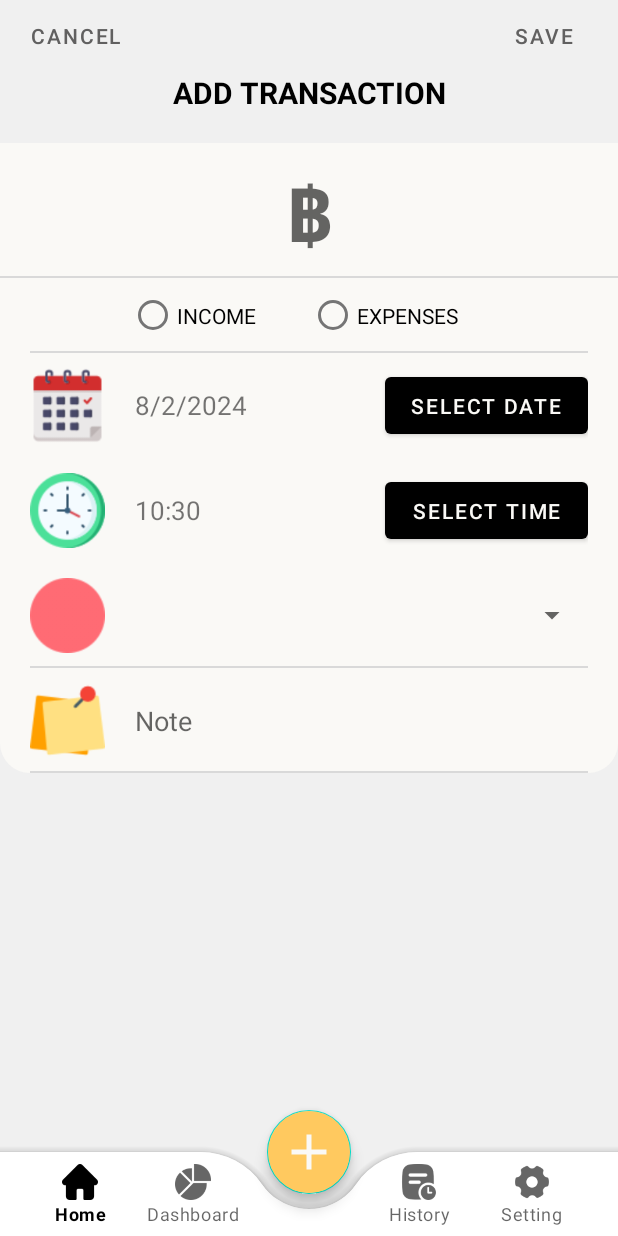
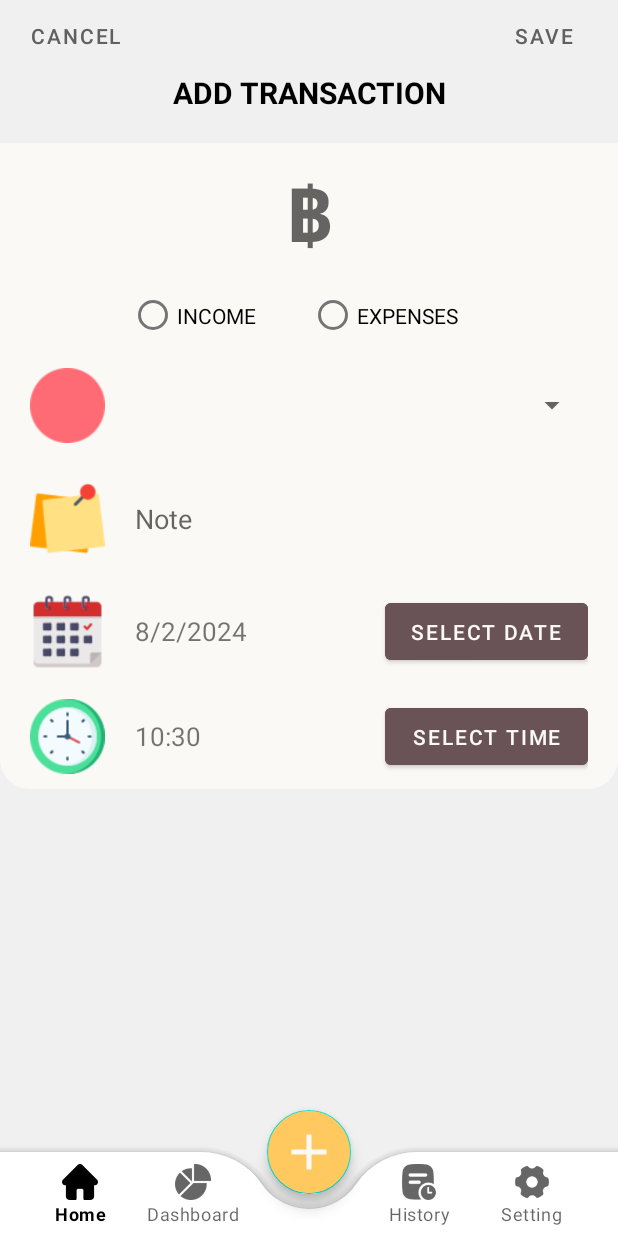
Before and after one commit to Kanomtom22/MoneyTracker, an Android app: the MainActivity screen opened directly, with no data from a screen before it, after a tap on "Add new item", on a phone screen of 412 x 824 dp. Run offline under Robolectric (Android 15) with nearby library versions, the phone set to English and light mode, and no system bars; our stand-ins replace Firebase (no records; nobody signed in at launch, a user with empty details on screens opened directly), navigation-ui.

Commit message:
just push

```diff
--- a/app/src/main/java/com/example/moneytracker/LanguagesActivity.java
+++ b/app/src/main/java/com/example/moneytracker/LanguagesActivity.java
@@ -54,4 +54,9 @@ public class LanguagesActivity extends AppCompatActivity {
         finish();
         startActivity(intent);
     }
+
+    protected void onResume() {
+        super.onResume();
+//        updateNavigationBarLanguage();
+    }
 }
--- a/app/src/main/java/com/example/moneytracker/MainActivity.java
+++ b/app/src/main/java/com/example/moneytracker/MainActivity.java
@@ -69,6 +69,16 @@ public class MainActivity extends AppCompatActivity {
         fragmentTransaction.commit();
     }
 
+    private void updateNavigationBarLanguage() {
+        String titleHome = getString(R.string.title_home);
+        String titleDashboard = getString(R.string.title_dashboard);
+        String titleHistory = getString(R.string.title_history);
+        String titleSetting = getString(R.string.title_setting);
+
+
+    }
+
+
     public void addNew(View view) {
         replaceFragment(new AddFragment());
     }
--- a/app/src/main/res/drawable/boxinside.xml
+++ b/app/src/main/res/drawable/boxinside.xml
@@ -4,9 +4,6 @@
         <inset android:insetLeft="-2dp" android:insetRight="-2dp" android:insetTop="-2dp">
             <shape android:shape="rectangle">
                 <solid android:color="@color/white" />
-                <stroke
-                    android:color="@color/gray"
-                    android:width="2px"/>
             </shape>
         </inset>
     </item>
--- a/app/src/main/res/layout/fragment_add.xml
+++ b/app/src/main/res/layout/fragment_add.xml
@@ -118,90 +118,12 @@
                         </androidx.constraintlayout.widget.ConstraintLayout>
 
 
-                        <LinearLayout
-                            android:layout_width="match_parent"
-                            android:layout_height="match_parent"
-                            android:orientation="horizontal"
-                            android:paddingLeft="20dp"
-                            android:paddingTop="10dp"
-                            android:paddingRight="20dp"
-                            android:paddingBottom="10dp">
-
-                            <ImageView
-                                android:id="@+id/date_pic"
-                                android:layout_width="50dp"
-                                android:layout_height="50dp"
-
-                                android:src="@drawable/calendar" />
-
-                            <TextView
-                                android:id="@+id/dateTxt"
-                                android:layout_width="wrap_content"
-                                android:layout_height="wrap_content"
-                                android:layout_weight="1"
-                                android:paddingLeft="20dp"
-                                android:textSize="17sp"
-                                android:layout_gravity="center_vertical"
-                                />
-
-                            <Button
-                                android:id="@+id/dateBtn"
-                                android:layout_width="135dp"
-                                android:layout_height="match_parent"
-
-                                android:text="select date" />
-                            <!--<CalendarView
-                                android:id="@+id/calendar_transaction"
-                                android:layout_width="wrap_content"
-                                android:layout_height="wrap_content" />-->
-
-                        </LinearLayout>
-
-
-                        <LinearLayout
-                            android:layout_width="match_parent"
-                            android:layout_height="match_parent"
-                            android:orientation="horizontal"
-                            android:paddingLeft="20dp"
-                            android:paddingTop="10dp"
-                            android:paddingRight="20dp"
-                            android:paddingBottom="10dp">
-
-                            <ImageView
-                                android:id="@+id/time_pic"
-                                android:layout_width="50dp"
-                                android:layout_height="50dp"
-                                android:src="@drawable/clock" />
-
-                            <TextView
-                                android:id="@+id/timeTxt"
-                                android:layout_width="wrap_content"
-                                android:layout_height="wrap_content"
-                                android:layout_weight="1"
-                                android:paddingLeft="20dp"
-                                android:textSize="17sp"
-                                android:layout_gravity="center_vertical"
-                                />
-
-                            <Button
-                                android:id="@+id/timeBtn"
-                                android:layout_width="135dp"
-                                android:layout_height="match_parent"
-
-                                android:text="select time"
-                                />
-                            <!--<CalendarView
-                                android:id="@+id/calendar_transaction"
-                                android:layout_width="wrap_content"
-                                android:layout_height="wrap_content" />-->
-
-                        </LinearLayout>
-
                         <androidx.constraintlayout.widget.ConstraintLayout
                             android:layout_width="match_parent"
                             android:layout_height="wrap_content"
                             android:layout_marginLeft="20dp"
                             android:layout_marginRight="20dp"
+                            android:layout_marginBottom="5dp"
                             android:background="@drawable/boxinside">
 
                             <LinearLayout
@@ -232,6 +154,7 @@
                             android:layout_height="wrap_content"
                             android:layout_marginLeft="20dp"
                             android:layout_marginRight="20dp"
+                            android:layout_marginBottom="5dp"
                             android:background="@drawable/boxinside">
 
                             <LinearLayout
@@ -252,13 +175,89 @@
                                     android:layout_width="match_parent"
                                     android:layout_height="match_parent"
                                     android:background="@drawable/edit_text_bg"
+                                    android:hint="@string/Note"
                                     android:inputType="text"
-                                    android:paddingLeft="20dp"
-                                    android:hint="Note" />
+                                    android:paddingLeft="20dp" />
 
                             </LinearLayout>
                         </androidx.constraintlayout.widget.ConstraintLayout>
 
+                        <LinearLayout
+                            android:layout_width="match_parent"
+                            android:layout_height="match_parent"
+                            android:orientation="horizontal"
+                            android:paddingLeft="20dp"
+                            android:paddingTop="10dp"
+                            android:paddingRight="20dp"
+                            android:paddingBottom="10dp">
+
+                            <ImageView
+                                android:id="@+id/date_pic"
+                                android:layout_width="50dp"
+                                android:layout_height="50dp"
+
+                                android:src="@drawable/calendar" />
+
+                            <TextView
+                                android:id="@+id/dateTxt"
+                                android:layout_width="wrap_content"
+                                android:layout_height="wrap_content"
+                                android:layout_gravity="center_vertical"
+                                android:layout_weight="1"
+                                android:paddingLeft="20dp"
+                                android:textSize="17sp" />
+
+                            <Button
+                                android:id="@+id/dateBtn"
+                                android:layout_width="135dp"
+                                android:layout_height="match_parent"
+                                android:backgroundTint="@color/brown"
+
+                                android:text="@string/selectDate" />
+                            <!--<CalendarView
+                                android:id="@+id/calendar_transaction"
+                                android:layout_width="wrap_content"
+                                android:layout_height="wrap_content" />-->
+
+                        </LinearLayout>
+
+                        <LinearLayout
+                            android:layout_width="match_parent"
+                            android:layout_height="match_parent"
+                            android:orientation="horizontal"
+                            android:paddingLeft="20dp"
+                            android:paddingTop="10dp"
+                            android:paddingRight="20dp"
+                            android:paddingBottom="10dp">
+
+                            <ImageView
+                                android:id="@+id/time_pic"
+                                android:layout_width="50dp"
+                                android:layout_height="50dp"
+                                android:src="@drawable/clock" />
+
+                            <TextView
+                                android:id="@+id/timeTxt"
+                                android:layout_width="wrap_content"
+                                android:layout_height="wrap_content"
+                                android:layout_gravity="center_vertical"
+                                android:layout_weight="1"
+                                android:paddingLeft="20dp"
+                                android:textSize="17sp" />
+
+                            <Button
+                                android:id="@+id/timeBtn"
+                                android:layout_width="135dp"
+                                android:layout_height="match_parent"
+                                android:backgroundTint="@color/brown"
+
+                                android:text="@string/selectTime" />
+                            <!--<CalendarView
+                                android:id="@+id/calendar_transaction"
+                                android:layout_width="wrap_content"
+                                android:layout_height="wrap_content" />-->
+
+                        </LinearLayout>
 
 
                     </LinearLayout>
--- a/app/src/main/res/layout/fragment_home.xml
+++ b/app/src/main/res/layout/fragment_home.xml
@@ -91,7 +91,7 @@
                             android:layout_marginRight="20dp"
                             android:layout_weight="1"
                             android:gravity="right"
-                            android:text="@string/total_baht"
+                            android:text="฿ xxxx"
                             android:textColor="@color/yellow"
                             android:textSize="40dp"
                             android:textStyle="bold" />
@@ -138,7 +138,7 @@
                             android:layout_height="match_parent"
                             android:layout_weight="1"
                             android:gravity="center"
-                            android:text="@string/total_income"
+                            android:text="฿ xxxx"
                             android:textColor="@color/white"
                             android:textSize="25dp"
                             android:textStyle="bold" />
@@ -181,7 +181,7 @@
                             android:layout_height="match_parent"
                             android:layout_weight="1"
                             android:gravity="center"
-                            android:text="@string/total_income"
+                            android:text="฿ xxxx"
                             android:textColor="@color/white"
                             android:textSize="25dp"
                             android:textStyle="bold" />
--- a/app/src/main/res/values/colors.xml
+++ b/app/src/main/res/values/colors.xml
@@ -16,6 +16,7 @@
     <color name="purple">#916DB3</color>
     <color name="softGreen">#8bc34b</color>
     <color name="darkgray">#616060</color>
+    <color name="brown">#695356</color>
     <color name="red">#ef2828</color>
     <color name="Lpurple">#b684e7</color>
     <color name="Lyellow">#f9df54</color>
--- a/app/src/main/res/values/strings.xml
+++ b/app/src/main/res/values/strings.xml
@@ -31,6 +31,10 @@
     <string name="TOTAL">TOTAL</string>
     <string name="EXPENSES">EXPENSES</string>
     <string name="BALANCE">BALANCE</string>
+    <string name="Note">Note</string>
+
+    <string name="selectDate">select date</string>
+    <string name="selectTime">select time</string>
 
     <string name="English">English</string>
     <string name="Thai">Thai</string>
```
Also changed, not shown: 1 other file.
